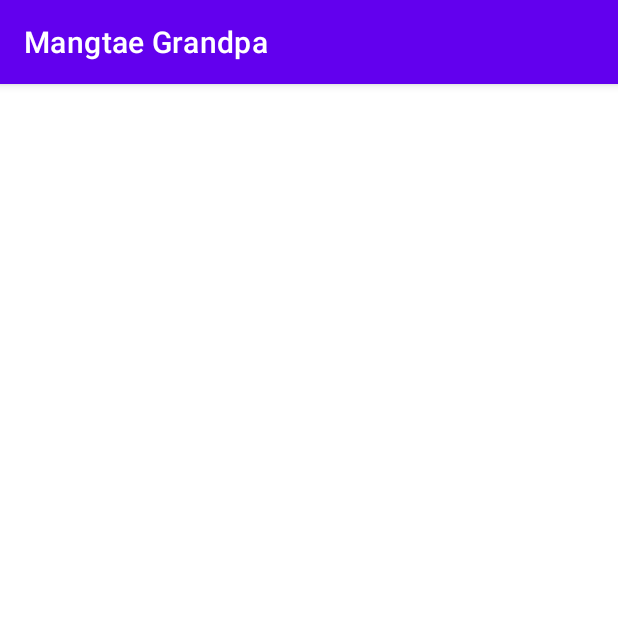
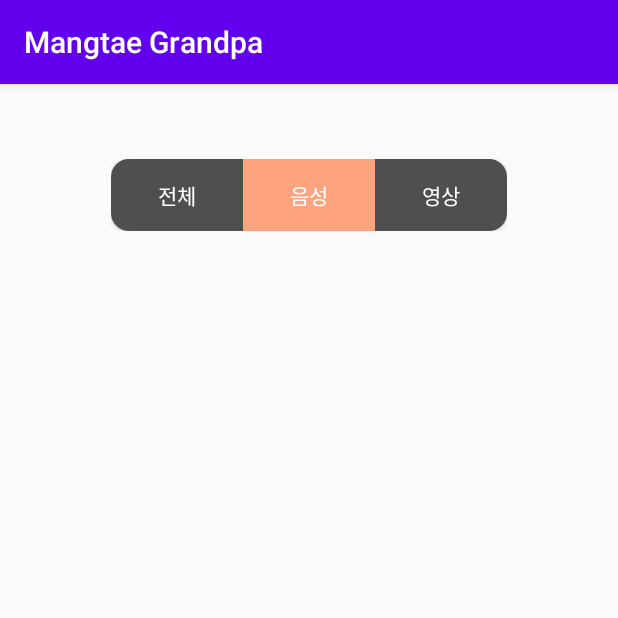
Before and after one commit to Yong-sik/MangtaeGrandpa, an Android app: the AddressBookActivity screen opened directly, with no data from a screen before it, on a phone screen of 412 x 824 dp, the top half of it. Run offline under Robolectric (Android 15) with nearby library versions, the phone set to English and light mode, and no system bars.

Commit message:
[09.16] colors.xml에 색상 추가 및 버튼 모양 drawble 추가

```diff
--- a/app/src/main/java/com/grandpa/mangtae/AddressBookActivity.java
+++ b/app/src/main/java/com/grandpa/mangtae/AddressBookActivity.java
@@ -10,5 +10,6 @@ public class AddressBookActivity extends AppCompatActivity {
     protected void onCreate(Bundle savedInstanceState) {
         super.onCreate(savedInstanceState);
         setContentView(R.layout.activity_address_book);
+
     }
 }
--- /dev/null
+++ b/app/src/main/res/drawable/button_left_round_dark_gray.xml
@@ -0,0 +1,9 @@
+<?xml version="1.0" encoding="utf-8"?>
+<shape xmlns:android="http://schemas.android.com/apk/res/android"
+    android:padding="10dp"
+    android:shape="rectangle" >
+    <solid android:color="@color/dark_gray" />
+    <corners
+        android:bottomLeftRadius="12dp"
+        android:topLeftRadius="12dp" />
+</shape>
--- /dev/null
+++ b/app/src/main/res/drawable/button_left_round_orange.xml
@@ -0,0 +1,9 @@
+<?xml version="1.0" encoding="utf-8"?>
+<shape xmlns:android="http://schemas.android.com/apk/res/android"
+    android:padding="10dp"
+    android:shape="rectangle" >
+    <solid android:color="@color/orange" />
+    <corners
+        android:bottomLeftRadius="12dp"
+        android:topLeftRadius="12dp" />
+</shape>
--- /dev/null
+++ b/app/src/main/res/drawable/button_right_round_dark_gray.xml
@@ -0,0 +1,9 @@
+<?xml version="1.0" encoding="utf-8"?>
+<shape xmlns:android="http://schemas.android.com/apk/res/android"
+    android:padding="10dp"
+    android:shape="rectangle" >
+    <solid android:color="@color/dark_gray" />
+    <corners
+        android:bottomRightRadius="12dp"
+        android:topRightRadius="12dp" />
+</shape>
--- /dev/null
+++ b/app/src/main/res/drawable/button_right_round_orange.xml
@@ -0,0 +1,9 @@
+<?xml version="1.0" encoding="utf-8"?>
+<shape xmlns:android="http://schemas.android.com/apk/res/android"
+    android:padding="10dp"
+    android:shape="rectangle" >
+    <solid android:color="@color/orange" />
+    <corners
+        android:bottomRightRadius="12dp"
+        android:topRightRadius="12dp" />
+</shape>
--- a/app/src/main/res/layout/activity_address_book.xml
+++ b/app/src/main/res/layout/activity_address_book.xml
@@ -1,9 +1,41 @@
 <?xml version="1.0" encoding="utf-8"?>
-<androidx.constraintlayout.widget.ConstraintLayout xmlns:android="http://schemas.android.com/apk/res/android"
-    xmlns:app="http://schemas.android.com/apk/res-auto"
+<LinearLayout
+    xmlns:android="http://schemas.android.com/apk/res/android"
     xmlns:tools="http://schemas.android.com/tools"
+    android:orientation="vertical"
     android:layout_width="match_parent"
     android:layout_height="match_parent"
     tools:context=".AddressBookActivity">
+    <LinearLayout
+        android:id="@+id/linearLayoutCategory"
+        android:orientation="horizontal"
+        android:layout_marginTop="50dp"
+        android:layout_width="wrap_content"
+        android:layout_height="wrap_content"
+        android:layout_gravity="center">
 
-</androidx.constraintlayout.widget.ConstraintLayout>
+        <Button
+            android:id="@+id/buttonTotal"
+            android:layout_width="wrap_content"
+            android:layout_height="wrap_content"
+            android:background="@drawable/button_left_round_dark_gray"
+            android:textColor="@color/white"
+            android:text="전체"/>
+        <Button
+            android:id="@+id/buttonVoice"
+            android:layout_width="wrap_content"
+            android:layout_height="wrap_content"
+            android:background="@color/orange"
+            android:textColor="@color/white"
+            android:text="음성"/>
+        <Button
+            android:id="@+id/buttonVideo"
+            android:layout_width="wrap_content"
+            android:layout_height="wrap_content"
+            android:background="@drawable/button_right_round_dark_gray"
+            android:textColor="@color/white"
+            android:text="영상"/>
+
+    </LinearLayout>
+
+</LinearLayout>
--- a/app/src/main/res/values/colors.xml
+++ b/app/src/main/res/values/colors.xml
@@ -7,4 +7,7 @@
     <color name="teal_700">#FF018786</color>
     <color name="black">#FF000000</color>
     <color name="white">#FFFFFFFF</color>
+    <color name="gray">#FFD9D9D9</color>
+    <color name="dark_gray">#FF4F4F4F</color>
+    <color name="orange">#FFFDA47E</color>
 </resources>
--- a/app/src/main/res/values/themes.xml
+++ b/app/src/main/res/values/themes.xml
@@ -1,6 +1,6 @@
 <resources xmlns:tools="http://schemas.android.com/tools">
     <!-- Base application theme. -->
-    <style name="Theme.MangtaeGrandpa" parent="Theme.MaterialComponents.DayNight.DarkActionBar">
+    <style name="Theme.MangtaeGrandpa" parent="Theme.AppCompat.Light.DarkActionBar">
         <!-- Primary brand color. -->
         <item name="colorPrimary">@color/purple_500</item>
         <item name="colorPrimaryVariant">@color/purple_700</item>
```
